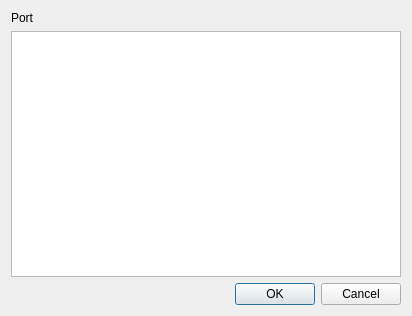
The window that src/ui/connect.ui (mikessut/CAN-FIX-Utility) describes before a commit, drawn with Qt 5.
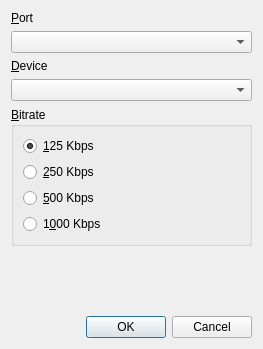
The same window after the commit.

Commit message:
Add files that interface with the UI
I had a hacked together set of python scripts that I was using to
play with PyQt that are a good starting place for this project.

```diff
--- a/src/ui/connect.ui
+++ b/src/ui/connect.ui
@@ -6,8 +6,8 @@
    <rect>
     <x>0</x>
     <y>0</y>
-    <width>412</width>
-    <height>316</height>
+    <width>263</width>
+    <height>349</height>
    </rect>
   </property>
   <property name="windowTitle">
@@ -15,14 +15,87 @@
   </property>
   <layout class="QVBoxLayout" name="verticalLayout">
    <item>
-    <widget class="QLabel" name="labelPort">
-     <property name="text">
-      <string>Port</string>
-     </property>
-    </widget>
+    <layout class="QVBoxLayout" name="verticalLayout_3">
+     <item>
+      <widget class="QLabel" name="labelPort">
+       <property name="text">
+        <string>&amp;Port</string>
+       </property>
+       <property name="buddy">
+        <cstring>comboPort</cstring>
+       </property>
+      </widget>
+     </item>
+     <item>
+      <widget class="QComboBox" name="comboPort"/>
+     </item>
+     <item>
+      <widget class="QLabel" name="labelDevice">
+       <property name="text">
+        <string>&amp;Device</string>
+       </property>
+       <property name="buddy">
+        <cstring>comboDevice</cstring>
+       </property>
+      </widget>
+     </item>
+     <item>
+      <widget class="QComboBox" name="comboDevice"/>
+     </item>
+     <item>
+      <widget class="QGroupBox" name="groupBitrate">
+       <property name="title">
+        <string>&amp;Bitrate</string>
+       </property>
+       <layout class="QVBoxLayout" name="verticalLayout_2">
+        <item>
+         <widget class="QRadioButton" name="radio125">
+          <property name="text">
+           <string>&amp;125 Kbps</string>
+          </property>
+          <property name="checked">
+           <bool>true</bool>
+          </property>
+         </widget>
+        </item>
+        <item>
+         <widget class="QRadioButton" name="radio250">
+          <property name="text">
+           <string>&amp;250 Kbps</string>
+          </property>
+         </widget>
+        </item>
+        <item>
+         <widget class="QRadioButton" name="radio500">
+          <property name="text">
+           <string>&amp;500 Kbps</string>
+          </property>
+         </widget>
+        </item>
+        <item>
+         <widget class="QRadioButton" name="radio1000">
+          <property name="text">
+           <string>1&amp;000 Kbps</string>
+          </property>
+         </widget>
+        </item>
+       </layout>
+      </widget>
+     </item>
+    </layout>
    </item>
    <item>
-    <widget class="QListWidget" name="listPort"/>
+    <spacer name="verticalSpacer">
+     <property name="orientation">
+      <enum>Qt::Vertical</enum>
+     </property>
+     <property name="sizeHint" stdset="0">
+      <size>
+       <width>20</width>
+       <height>40</height>
+      </size>
+     </property>
+    </spacer>
    </item>
    <item>
     <widget class="QDialogButtonBox" name="buttonBox">
```
The commit also changes 6 other files.
